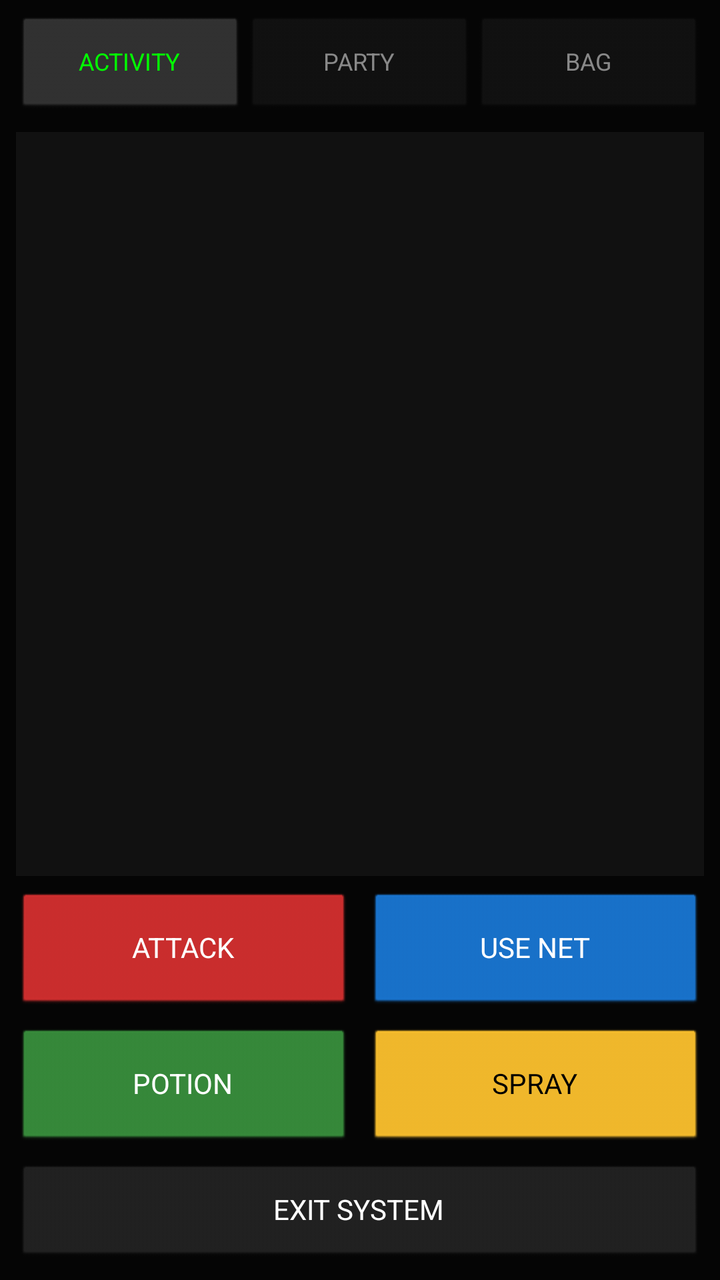
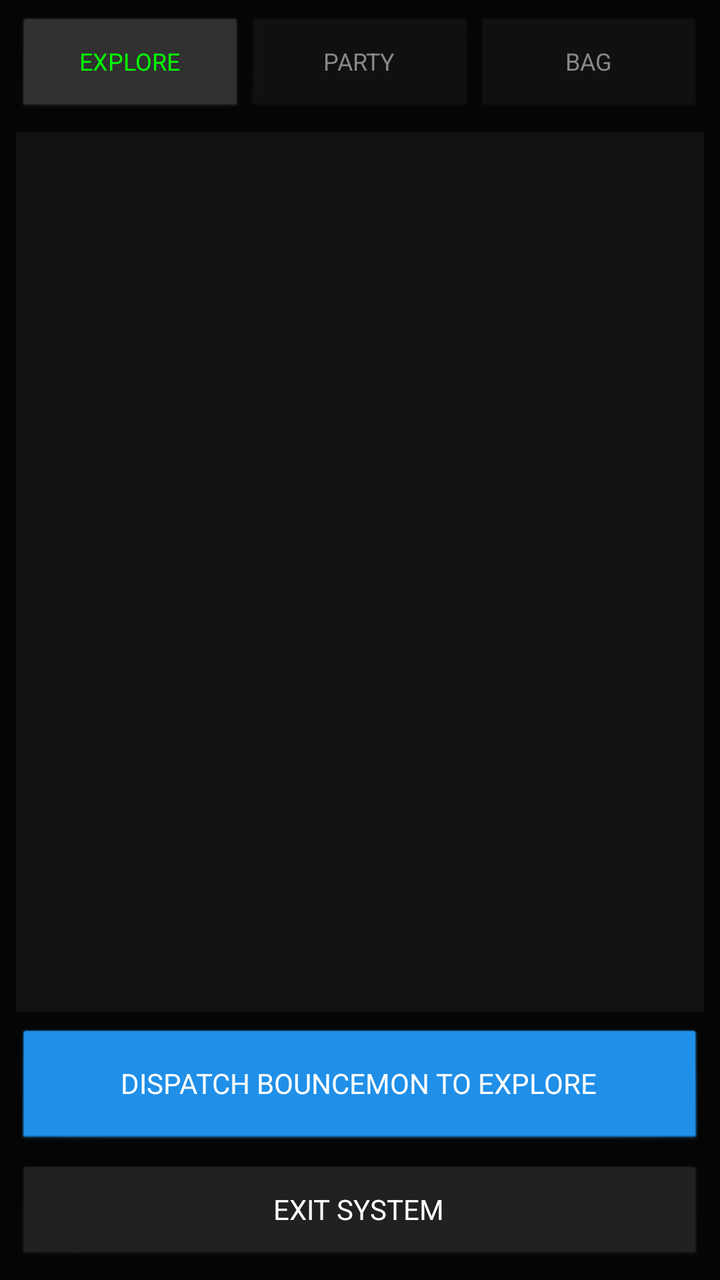

Screens rendered from an Android XML layout before and after an edit, with the pre-edit source and the edit as a unified diff.
<!-- AndroidManifest.xml: application theme android:Theme.NoTitleBar -->
<!-- res/layout/activity_game.xml -->
<?xml version="1.0" encoding="utf-8"?>
<LinearLayout xmlns:android="http://schemas.android.com/apk/res/android"
    android:layout_width="match_parent" android:layout_height="match_parent"
    android:orientation="vertical" android:background="#050505" android:padding="8dp">

    
    <LinearLayout android:layout_width="match_parent" android:layout_height="50dp" android:orientation="horizontal">
        <Button android:id="@+id/tabActivity" android:layout_width="0dp" android:layout_height="match_parent" android:layout_weight="1"
            android:text="ACTIVITY" android:backgroundTint="#333333" android:textColor="#00FF00" android:textSize="12sp"/>
        <Button android:id="@+id/tabParty" android:layout_width="0dp" android:layout_height="match_parent" android:layout_weight="1"
            android:text="PARTY" android:backgroundTint="#111111" android:textColor="#888888" android:textSize="12sp"/>
        <Button android:id="@+id/tabBag" android:layout_width="0dp" android:layout_height="match_parent" android:layout_weight="1"
            android:text="BAG" android:backgroundTint="#111111" android:textColor="#888888" android:textSize="12sp"/>
    </LinearLayout>

    
    <FrameLayout android:layout_width="match_parent" android:layout_height="0dp" android:layout_weight="1" android:layout_marginTop="8dp">
        <ScrollView android:id="@+id/viewActivity" android:layout_width="match_parent" android:layout_height="match_parent" android:background="#111111" android:padding="12dp">
            <TextView android:id="@+id/tvConsole" android:layout_width="match_parent" android:layout_height="wrap_content"
                android:textColor="#00FF00" android:textSize="14sp" android:fontFamily="monospace"/>
        </ScrollView>

        <ScrollView android:id="@+id/viewParty" android:layout_width="match_parent" android:layout_height="match_parent" android:background="#111111" android:padding="12dp" android:visibility="gone">
            <TextView android:id="@+id/tvParty" android:layout_width="match_parent" android:layout_height="wrap_content"
                android:textColor="#00BCD4" android:textSize="14sp" android:fontFamily="monospace"/>
        </ScrollView>

        <ScrollView android:id="@+id/viewBag" android:layout_width="match_parent" android:layout_height="match_parent" android:background="#111111" android:padding="12dp" android:visibility="gone">
            <TextView android:id="@+id/tvBag" android:layout_width="match_parent" android:layout_height="wrap_content"
                android:textColor="#FFCA28" android:textSize="14sp" android:fontFamily="monospace"/>
        </ScrollView>
    </FrameLayout>

    
    <LinearLayout android:layout_width="match_parent" android:layout_height="wrap_content" android:orientation="horizontal" android:layout_marginTop="8dp">
        <Button android:id="@+id/btnAttack" android:layout_width="0dp" android:layout_height="60dp" android:layout_weight="1"
            android:text="ATTACK" android:backgroundTint="#D32F2F" android:textColor="#FFF" android:layout_marginEnd="4dp"/>
        <Button android:id="@+id/btnNet" android:layout_width="0dp" android:layout_height="60dp" android:layout_weight="1"
            android:text="USE NET" android:backgroundTint="#1976D2" android:textColor="#FFF" android:layout_marginStart="4dp"/>
    </LinearLayout>

    <LinearLayout android:layout_width="match_parent" android:layout_height="wrap_content" android:orientation="horizontal" android:layout_marginTop="8dp">
        <Button android:id="@+id/btnPotion" android:layout_width="0dp" android:layout_height="60dp" android:layout_weight="1"
            android:text="POTION" android:backgroundTint="#388E3C" android:textColor="#FFF" android:layout_marginEnd="4dp"/>
        <Button android:id="@+id/btnSpray" android:layout_width="0dp" android:layout_height="60dp" android:layout_weight="1"
            android:text="SPRAY" android:backgroundTint="#FBC02D" android:textColor="#000" android:layout_marginStart="4dp"/>
    </LinearLayout>
    
    <Button android:id="@+id/btnExit" android:layout_width="match_parent" android:layout_height="50dp"
        android:text="EXIT SYSTEM" android:backgroundTint="#222222" android:textColor="#FFF" android:layout_marginTop="8dp"/>
</LinearLayout>
<!-- resources referenced by this layout -->
<resources>

</resources>

<!-- the commit's change to res/layout/activity_game.xml (unified diff, before → after) -->
@@ -4,9 +4,9 @@
     android:orientation="vertical" android:background="#050505" android:padding="8dp">
 
     
-    <LinearLayout android:layout_width="match_parent" android:layout_height="50dp" android:orientation="horizontal">
+    <LinearLayout android:id="@+id/navTabs" android:layout_width="match_parent" android:layout_height="50dp" android:orientation="horizontal">
         <Button android:id="@+id/tabActivity" android:layout_width="0dp" android:layout_height="match_parent" android:layout_weight="1"
-            android:text="ACTIVITY" android:backgroundTint="#333333" android:textColor="#00FF00" android:textSize="12sp"/>
+            android:text="EXPLORE" android:backgroundTint="#333333" android:textColor="#00FF00" android:textSize="12sp"/>
         <Button android:id="@+id/tabParty" android:layout_width="0dp" android:layout_height="match_parent" android:layout_weight="1"
             android:text="PARTY" android:backgroundTint="#111111" android:textColor="#888888" android:textSize="12sp"/>
         <Button android:id="@+id/tabBag" android:layout_width="0dp" android:layout_height="match_parent" android:layout_weight="1"
@@ -15,6 +15,7 @@
 
     
     <FrameLayout android:layout_width="match_parent" android:layout_height="0dp" android:layout_weight="1" android:layout_marginTop="8dp">
+        
         <ScrollView android:id="@+id/viewActivity" android:layout_width="match_parent" android:layout_height="match_parent" android:background="#111111" android:padding="12dp">
             <TextView android:id="@+id/tvConsole" android:layout_width="match_parent" android:layout_height="wrap_content"
                 android:textColor="#00FF00" android:textSize="14sp" android:fontFamily="monospace"/>
@@ -32,18 +33,26 @@
     </FrameLayout>
 
     
-    <LinearLayout android:layout_width="match_parent" android:layout_height="wrap_content" android:orientation="horizontal" android:layout_marginTop="8dp">
-        <Button android:id="@+id/btnAttack" android:layout_width="0dp" android:layout_height="60dp" android:layout_weight="1"
-            android:text="ATTACK" android:backgroundTint="#D32F2F" android:textColor="#FFF" android:layout_marginEnd="4dp"/>
-        <Button android:id="@+id/btnNet" android:layout_width="0dp" android:layout_height="60dp" android:layout_weight="1"
-            android:text="USE NET" android:backgroundTint="#1976D2" android:textColor="#FFF" android:layout_marginStart="4dp"/>
+    <LinearLayout android:id="@+id/battleControls" android:layout_width="match_parent" android:layout_height="wrap_content" android:orientation="vertical" android:visibility="gone">
+        <LinearLayout android:layout_width="match_parent" android:layout_height="wrap_content" android:orientation="horizontal" android:layout_marginTop="8dp">
+            <Button android:id="@+id/btnAttack" android:layout_width="0dp" android:layout_height="60dp" android:layout_weight="1"
+                android:text="ATTACK" android:backgroundTint="#D32F2F" android:textColor="#FFF" android:layout_marginEnd="4dp"/>
+            <Button android:id="@+id/btnNet" android:layout_width="0dp" android:layout_height="60dp" android:layout_weight="1"
+                android:text="USE NET" android:backgroundTint="#1976D2" android:textColor="#FFF" android:layout_marginStart="4dp"/>
+        </LinearLayout>
+
+        <LinearLayout android:layout_width="match_parent" android:layout_height="wrap_content" android:orientation="horizontal" android:layout_marginTop="8dp">
+            <Button android:id="@+id/btnPotion" android:layout_width="0dp" android:layout_height="60dp" android:layout_weight="1"
+                android:text="POTION" android:backgroundTint="#388E3C" android:textColor="#FFF" android:layout_marginEnd="4dp"/>
+            <Button android:id="@+id/btnSpray" android:layout_width="0dp" android:layout_height="60dp" android:layout_weight="1"
+                android:text="SPRAY" android:backgroundTint="#FBC02D" android:textColor="#000" android:layout_marginStart="4dp"/>
+        </LinearLayout>
     </LinearLayout>
 
-    <LinearLayout android:layout_width="match_parent" android:layout_height="wrap_content" android:orientation="horizontal" android:layout_marginTop="8dp">
-        <Button android:id="@+id/btnPotion" android:layout_width="0dp" android:layout_height="60dp" android:layout_weight="1"
-            android:text="POTION" android:backgroundTint="#388E3C" android:textColor="#FFF" android:layout_marginEnd="4dp"/>
-        <Button android:id="@+id/btnSpray" android:layout_width="0dp" android:layout_height="60dp" android:layout_weight="1"
-            android:text="SPRAY" android:backgroundTint="#FBC02D" android:textColor="#000" android:layout_marginStart="4dp"/>
+    
+    <LinearLayout android:id="@+id/peaceControls" android:layout_width="match_parent" android:layout_height="wrap_content" android:orientation="vertical" android:visibility="visible">
+        <Button android:id="@+id/btnDispatch" android:layout_width="match_parent" android:layout_height="60dp"
+            android:text="DISPATCH BOUNCEMON TO EXPLORE" android:backgroundTint="#2196F3" android:textColor="#FFF" android:layout_marginTop="8dp"/>
     </LinearLayout>
     
     <Button android:id="@+id/btnExit" android:layout_width="match_parent" android:layout_height="50dp"
